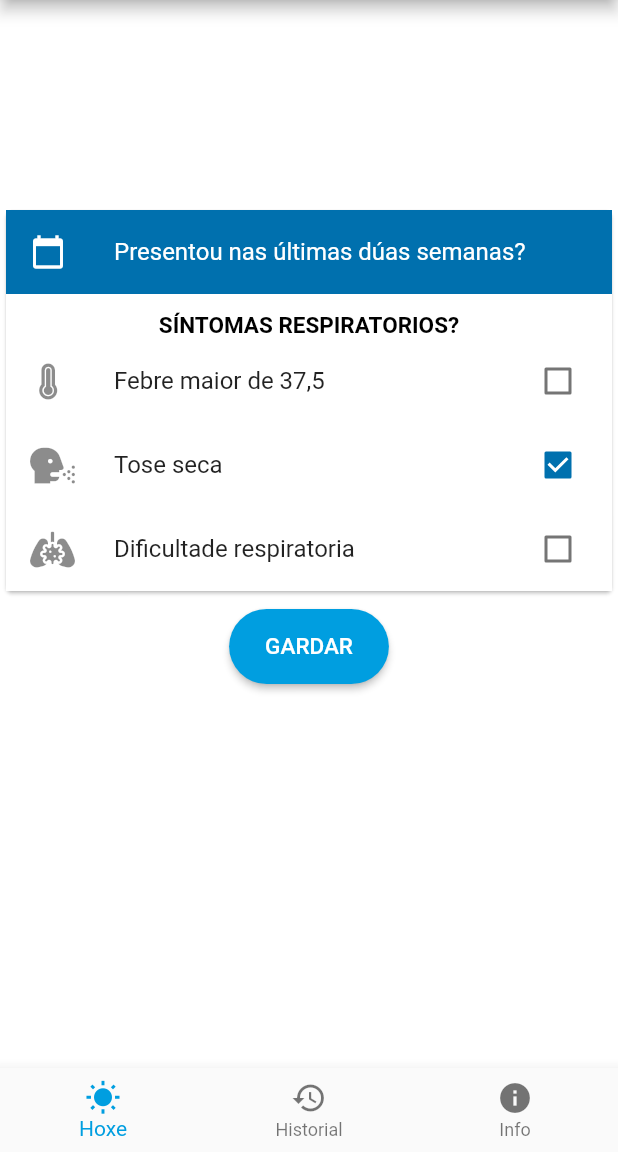
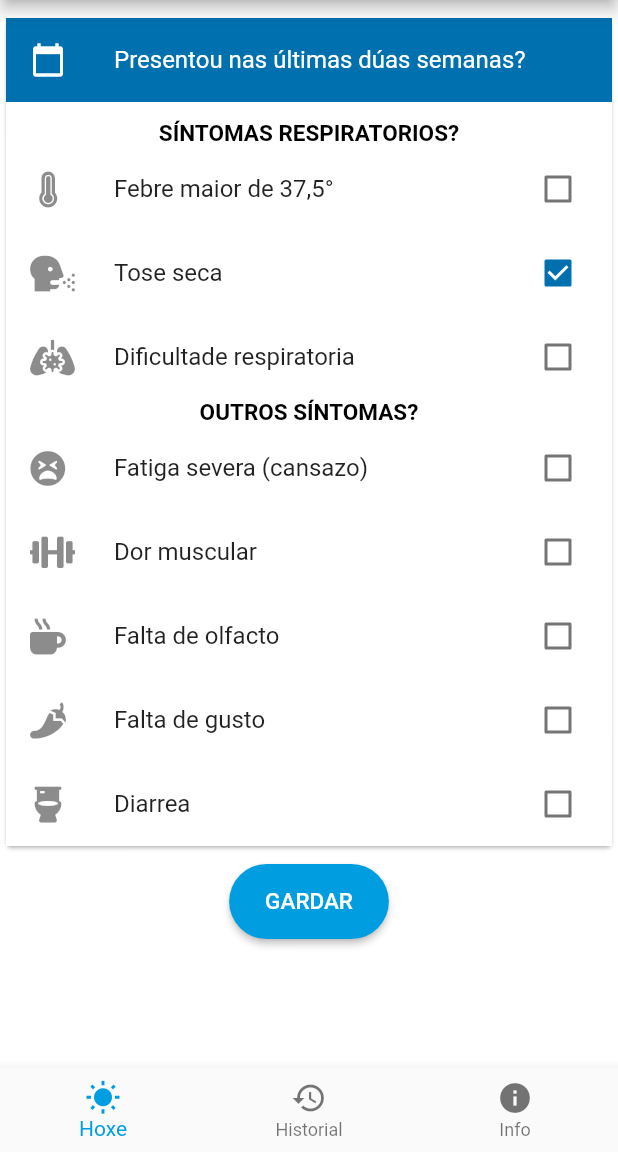
Before and after one commit to lumebits/radarescolas, a Flutter app: the HomePage screen opened directly, after a tap on "Tose seca", on a phone screen of 412 x 824 dp, the part 84-1236 px from its top. Run offline on Flutter 3.47's test engine with Material 2 defaults, Android fonts, the phone set to English and light mode, and no system bars; our stand-ins replace bloc, cloud_firestore, equatable, firebase_auth, firebase_core, flutter_bloc and 4 more; missing offline and left inert: pedantic; accounts and stored records are empty.

Commit message:
Added second part of first question

```diff
--- a/lib/today/cubit/today_state.dart
+++ b/lib/today/cubit/today_state.dart
@@ -5,16 +5,40 @@ class TodayState extends Equatable {
     this.fever = const FeverInput.pure(),
     this.cough = const CoughInput.pure(),
     this.breathDifficulty = const BreathDifficultyInput.pure(),
+    this.fatigue = const FatigueInput.pure(),
+    this.musclePain = const MusclePainInput.pure(),
+    this.smellLack = const SmellLackInput.pure(),
+    this.tasteLack = const TasteLackInput.pure(),
+    this.diarrhea = const DiarrheaInput.pure(),
     this.status = FormzStatus.pure,
   });
 
   final FeverInput fever;
   final CoughInput cough;
   final BreathDifficultyInput breathDifficulty;
+  final FatigueInput fatigue;
+  final MusclePainInput musclePain;
+  final SmellLackInput smellLack;
+  final TasteLackInput tasteLack;
+  final DiarrheaInput diarrhea;
   final FormzStatus status;
 
   @override
-  List<Object> get props => [fever, cough, breathDifficulty, status];
+  List<Object> get props => [fever, cough, breathDifficulty, fatigue, musclePain,
+    smellLack, tasteLack, diarrhea, status];
+
+  FormzInput field (String field) {
+    switch (field) {
+      case 'fever': return fever;
+      case 'cough': return cough;
+      case 'breathDifficulty': return breathDifficulty;
+      case 'fatigue': return fatigue;
+      case 'musclePain': return musclePain;
+      case 'smellLack': return smellLack;
+      case 'tasteLack': return tasteLack;
+      case 'diarrhea': return diarrhea;
+    }
+  }
 
   @override
   bool get stringify => true;
@@ -23,12 +47,22 @@ class TodayState extends Equatable {
     FeverInput fever,
     CoughInput cough,
     BreathDifficultyInput breathDifficulty,
+    FatigueInput fatigue,
+    MusclePainInput musclePain,
+    SmellLackInput smellLack,
+    TasteLackInput tasteLack,
+    DiarrheaInput diarrhea,
     FormzStatus status,
   }) {
     return TodayState(
       fever: fever ?? this.fever,
       cough: cough ?? this.cough,
       breathDifficulty: breathDifficulty ?? this.breathDifficulty,
+      fatigue: fatigue ?? this.fatigue,
+      musclePain: musclePain ?? this.musclePain,
+      smellLack: smellLack ?? this.smellLack,
+      tasteLack: tasteLack ?? this.tasteLack,
+      diarrhea: diarrhea ?? this.diarrhea,
       status: status ?? this.status,
     );
   }
--- a/lib/today/models/today_models.dart
+++ b/lib/today/models/today_models.dart
@@ -39,3 +39,68 @@ class BreathDifficultyInput
     return value != null ? null : BreathDifficultyValidationError.invalid;
   }
 }
+
+enum FatigueValidationError { invalid }
+
+class FatigueInput extends FormzInput<bool, FatigueValidationError> {
+  const FatigueInput.pure() : super.pure(false);
+
+  const FatigueInput.dirty([bool value = false]) : super.dirty(value);
+
+  @override
+  FatigueValidationError validator(bool value) {
+    return value != null ? null : FatigueValidationError.invalid;
+  }
+}
+
+enum MusclePainValidationError { invalid }
+
+class MusclePainInput extends FormzInput<bool, MusclePainValidationError> {
+  const MusclePainInput.pure() : super.pure(false);
+
+  const MusclePainInput.dirty([bool value = false]) : super.dirty(value);
+
+  @override
+  MusclePainValidationError validator(bool value) {
+    return value != null ? null : MusclePainValidationError.invalid;
+  }
+}
+
+enum SmellLackValidationError { invalid }
+
+class SmellLackInput extends FormzInput<bool, SmellLackValidationError> {
+  const SmellLackInput.pure() : super.pure(false);
+
+  const SmellLackInput.dirty([bool value = false]) : super.dirty(value);
+
+  @override
+  SmellLackValidationError validator(bool value) {
+    return value != null ? null : SmellLackValidationError.invalid;
+  }
+}
+
+enum TasteLackValidationError { invalid }
+
+class TasteLackInput extends FormzInput<bool, TasteLackValidationError> {
+  const TasteLackInput.pure() : super.pure(false);
+
+  const TasteLackInput.dirty([bool value = false]) : super.dirty(value);
+
+  @override
+  TasteLackValidationError validator(bool value) {
+    return value != null ? null : TasteLackValidationError.invalid;
+  }
+}
+
+enum DiarrheaValidationError { invalid }
+
+class DiarrheaInput extends FormzInput<bool, DiarrheaValidationError> {
+  const DiarrheaInput.pure() : super.pure(false);
+
+  const DiarrheaInput.dirty([bool value = false]) : super.dirty(value);
+
+  @override
+  DiarrheaValidationError validator(bool value) {
+    return value != null ? null : DiarrheaValidationError.invalid;
+  }
+}
--- a/lib/today/view/today_form.dart
+++ b/lib/today/view/today_form.dart
@@ -9,7 +9,8 @@ import '../../theme.dart';
 class TodayForm extends StatelessWidget {
   @override
   Widget build(BuildContext context) {
-    return BlocListener<TodayCubit, TodayState>(
+    return SingleChildScrollView(
+      child: BlocListener<TodayCubit, TodayState>(
         listener: (context, state) {
           if (state.status.isSubmissionFailure) {
             Scaffold.of(context)
@@ -34,6 +35,7 @@ class TodayForm extends StatelessWidget {
               const SizedBox(height: 8.0),
               saveButton(),
             ],
+          ),
         ),
       ),
     );
@@ -99,9 +101,18 @@ class _QuestionsCard extends StatelessWidget {
                         style: TextStyle(
                             fontSize: theme.textTheme.headline5.fontSize,
                             fontWeight: FontWeight.bold)),
-                    feverField(),
-                    coughField(),
-                    breathDifficultyField()
+                    _CheckboxField(field: 'fever', icon: FontAwesomeIcons.thermometerFull, text: 'Febre maior de 37,5°'),
+                    _CheckboxField(field: 'cough', icon: FontAwesomeIcons.headSideCough, text: 'Tose seca'),
+                    _CheckboxField(field: 'breathDifficulty', icon: FontAwesomeIcons.lungsVirus, text: 'Dificultade respiratoria'),
+                    Text('OUTROS SÍNTOMAS?',
+                        style: TextStyle(
+                            fontSize: theme.textTheme.headline5.fontSize,
+                            fontWeight: FontWeight.bold)),
+                    _CheckboxField(field: 'fatigue', icon: FontAwesomeIcons.solidTired, text: 'Fatiga severa (cansazo)'),
+                    _CheckboxField(field: 'musclePain', icon: FontAwesomeIcons.dumbbell, text: 'Dor muscular'),
+                    _CheckboxField(field: 'smellLack', icon: FontAwesomeIcons.mugHot, text: 'Falta de olfacto'),
+                    _CheckboxField(field: 'tasteLack', icon: FontAwesomeIcons.pepperHot, text: 'Falta de gusto'),
+                    _CheckboxField(field: 'diarrhea', icon: FontAwesomeIcons.toilet, text: 'Diarrea'),
                   ],
                 ),
               )
@@ -111,50 +122,36 @@ class _QuestionsCard extends StatelessWidget {
       ),
     );
   }
+}
 
-  Widget feverField() {
+
+class _CheckboxField extends StatelessWidget {
+  const _CheckboxField(
+      {Key key,
+        @required this.field,
+        @required this.icon,
+        @required this.text})
+      : assert(field != null && icon != null && text != null),
+        super(key: key);
+
+  final String field;
+  final IconData icon;
+  final String text;
+
+  @override
+  Widget build(BuildContext context) {
     return BlocBuilder<TodayCubit, TodayState>(
-        buildWhen: (previous, current) => previous.fever != current.fever,
+        buildWhen: (previous, current) => previous.field(field) != current.field(field),
         builder: (context, state) {
           return CheckboxListTile(
             onChanged: (bool value) {
-              context.bloc<TodayCubit>().feverChanged(value);
+              context.bloc<TodayCubit>().fieldChanged(field, value);
             },
-            title: const Text('Febre maior de 37,5'),
-            value: state.fever.value,
-            secondary: const Icon(FontAwesomeIcons.thermometerFull),
+            title: Text(text),
+            value: state.field(field).value,
+            secondary: Icon(icon),
           );
         });
   }
 
-  Widget coughField() {
-    return BlocBuilder<TodayCubit, TodayState>(
-        buildWhen: (previous, current) => previous.cough != current.cough,
-        builder: (context, state) {
-          return CheckboxListTile(
-            onChanged: (bool value) {
-              context.bloc<TodayCubit>().coughChanged(value);
-            },
-            title: const Text('Tose seca'),
-            value: state.cough.value,
-            secondary: const Icon(FontAwesomeIcons.headSideCough),
-          );
-        });
 }
-
-  Widget breathDifficultyField() {
-    return BlocBuilder<TodayCubit, TodayState>(
-        buildWhen: (previous, current) =>
-            previous.breathDifficulty != current.breathDifficulty,
-        builder: (context, state) {
-          return CheckboxListTile(
-            onChanged: (bool value) {
-              context.bloc<TodayCubit>().breathDifficultyChanged(value);
-            },
-            title: const Text('Dificultade respiratoria'),
-            value: state.breathDifficulty.value,
-            secondary: const Icon(FontAwesomeIcons.lungsVirus),
-          );
-        });
-  }
-}
--- a/packages/symptoms_repository/lib/src/entities/symptoms.dart
+++ b/packages/symptoms_repository/lib/src/entities/symptoms.dart
@@ -6,9 +6,15 @@ class SymptomsEntity extends Equatable {
   final bool fever;
   final bool cough;
   final bool breathDifficulty;
+  final bool fatigue;
+  final bool musclePain;
+  final bool smellLack;
+  final bool tasteLack;
+  final bool diarrhea;
   final DateTime date;
 
-  const SymptomsEntity(this.id, this.fever, this.cough, this.breathDifficulty, this.date);
+  const SymptomsEntity(this.id, this.fever, this.cough, this.breathDifficulty, this.fatigue,
+      this.musclePain, this.smellLack, this.tasteLack, this.diarrhea, this.date);
 
   Map<String, Object> toJson() {
     return {
@@ -16,16 +22,25 @@ class SymptomsEntity extends Equatable {
       "fever": fever,
       "cough": cough,
       "breathDifficulty": breathDifficulty,
+      "fatigue": fatigue,
+      "musclePain": musclePain,
+      "smellLack": smellLack,
+      "tasteLack": tasteLack,
+      "diarrhea": diarrhea,
       "date": date,
     };
   }
 
   @override
-  List<Object> get props => [id, fever, cough, breathDifficulty, date];
+  List<Object> get props => [id, fever, cough, breathDifficulty, fatigue, musclePain,
+    smellLack, tasteLack, diarrhea, date];
 
   @override
   String toString() {
-    return 'SymptomsEntity { id: $id , fever: $fever, cough: $cough, breathDifficulty: $breathDifficulty, date: $date}';
+    return 'SymptomsEntity { id: $id , fever: $fever, cough: $cough, '
+        'breathDifficulty: $breathDifficulty, fatigue: $fatigue, '
+        'musclePain: $musclePain, smellLack: $smellLack, tasteLack: $tasteLack, '
+        'diarrhea: $diarrhea, date: $date}';
   }
 
   static SymptomsEntity fromJson(Map<String, Object> json) {
@@ -34,6 +49,11 @@ class SymptomsEntity extends Equatable {
       json["fever"] as bool,
       json["cough"] as bool,
       json["breathDifficulty"] as bool,
+      json["fatigue"] as bool,
+      json["musclePain"] as bool,
+      json["smellLack"] as bool,
+      json["tasteLack"] as bool,
+      json["diarrhea"] as bool,
       json["date"] as DateTime,
     );
   }
@@ -44,6 +64,11 @@ class SymptomsEntity extends Equatable {
       snap.get('fever'),
       snap.get('cough'),
       snap.get('breathDifficulty'),
+      snap.get('fatigue'),
+      snap.get('musclePain'),
+      snap.get('smellLack'),
+      snap.get('tasteLack'),
+      snap.get('diarrhea'),
       snap.get('date'),
     );
   }
@@ -53,6 +78,11 @@ class SymptomsEntity extends Equatable {
       "fever": fever,
       "cough": cough,
       "breathDifficulty": breathDifficulty,
+      "fatigue": fatigue,
+      "musclePain": musclePain,
+      "smellLack": smellLack,
+      "tasteLack": tasteLack,
+      "diarrhea": diarrhea,
       "date": date
     };
   }
--- a/packages/symptoms_repository/lib/src/models/symptoms.dart
+++ b/packages/symptoms_repository/lib/src/models/symptoms.dart
@@ -7,26 +7,38 @@ class Symptoms {
   final bool fever;
   final bool cough;
   final bool breathDifficulty;
+  final bool fatigue;
+  final bool musclePain;
+  final bool smellLack;
+  final bool tasteLack;
+  final bool diarrhea;
   final DateTime date;
 
   Symptoms(String id, {this.fever = false, this.cough = false,
-  this.breathDifficulty = false, this.date})
+  this.breathDifficulty = false, this.fatigue = false, this.musclePain = false,
+    this.smellLack = false, this.tasteLack = false, this.diarrhea = false, this.date})
       : this.id = id;
 
-  Symptoms copyWith({String id, bool fever, bool cough, bool breathDifficulty, DateTime date}) {
+  Symptoms copyWith({String id, bool fever, bool cough, bool breathDifficulty, bool fatigue, DateTime date}) {
     return Symptoms(
       id ?? this.id,
       fever: fever ?? this.fever,
       cough: cough ?? this.cough,
       breathDifficulty: breathDifficulty ?? this.breathDifficulty,
+      fatigue: fatigue ?? this.fatigue,
+      musclePain: musclePain ?? this.musclePain,
+      smellLack: smellLack ?? this.smellLack,
+      tasteLack: tasteLack ?? this.tasteLack,
+      diarrhea: diarrhea ?? this.diarrhea,
       date: date ?? this.date,
     );
   }
 
   @override
   int get hashCode =>
-      id.hashCode ^ fever.hashCode ^ cough.hashCode
-      ^ breathDifficulty.hashCode ^ date.hashCode;
+      id.hashCode ^ fever.hashCode ^ cough.hashCode ^ breathDifficulty.hashCode
+      ^ fatigue.hashCode ^ musclePain.hashCode ^ smellLack.hashCode ^ tasteLack.hashCode
+      ^ diarrhea.hashCode ^ date.hashCode;
 
   @override
   bool operator ==(Object other) =>
@@ -37,16 +49,24 @@ class Symptoms {
               fever == other.fever &&
               cough == other.cough &&
               breathDifficulty == other.breathDifficulty &&
+              fatigue == other.fatigue &&
+              musclePain == other.musclePain &&
+              smellLack == other.smellLack &&
+              tasteLack == other.tasteLack &&
+              diarrhea == other.diarrhea &&
               date == other.date;
 
   @override
   String toString() {
     return 'Symptoms{id: $id, fever: $fever, cough: $cough, '
-        'breathDifficulty: $breathDifficulty, date: $date}';
+        'breathDifficulty: $breathDifficulty, fatigue: $fatigue,'
+        'musclePain: $musclePain, smellLack: $smellLack, tasteLack: $tasteLack, '
+        'diarrhea: $diarrhea, date: $date}';
   }
 
   SymptomsEntity toEntity() {
-    return SymptomsEntity(id, fever, cough, breathDifficulty, date);
+    return SymptomsEntity(id, fever, cough, breathDifficulty, fatigue, musclePain,
+        smellLack, tasteLack, diarrhea, date);
   }
 
   static Symptoms fromEntity(SymptomsEntity entity) {
@@ -55,6 +75,11 @@ class Symptoms {
       fever: entity.fever ?? false,
       cough: entity.cough ?? false,
       breathDifficulty: entity.breathDifficulty ?? false,
+      fatigue: entity.fatigue ?? false,
+      musclePain: entity.musclePain ?? false,
+      smellLack: entity.smellLack ?? false,
+      tasteLack: entity.tasteLack ?? false,
+      diarrhea: entity.diarrhea ?? false,
       date: entity.date ?? DateTime.now(),
     );
   }
```
Also changed, not shown: lib/today/cubit/today_cubit.dart (+69 -3 lines). Lines whose indentation alone changed are shown as unchanged.
